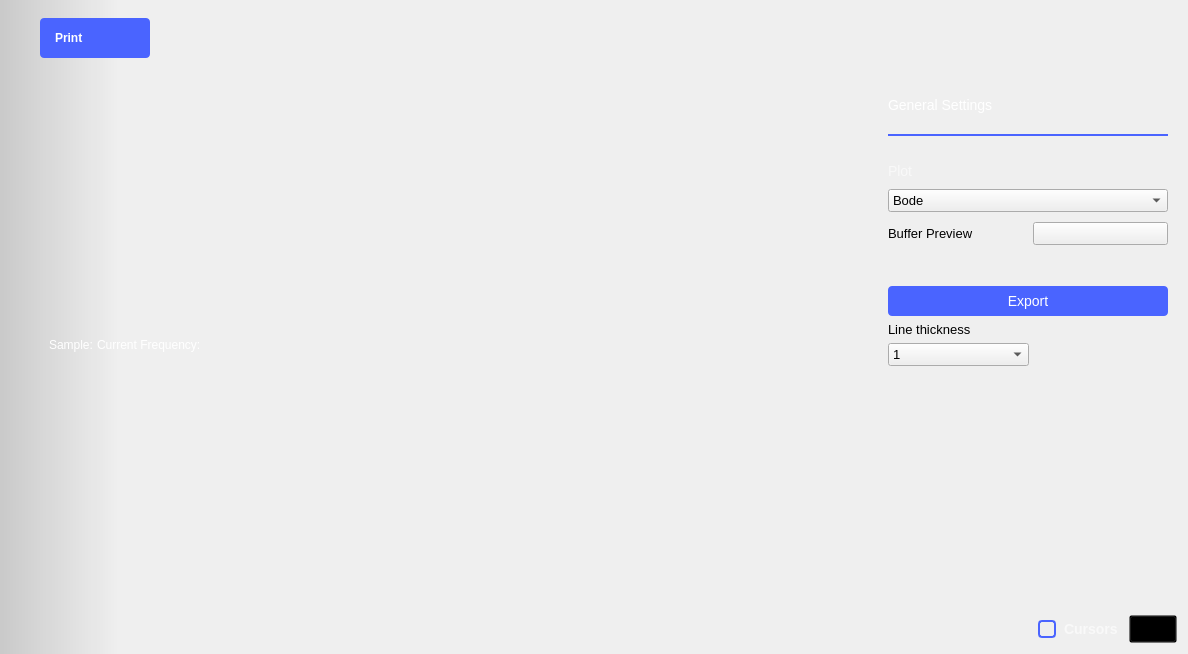
Before: the Qt Designer form ui/network_analyzer.ui in kiriko-shokunin/scopy, drawn with Qt 5.
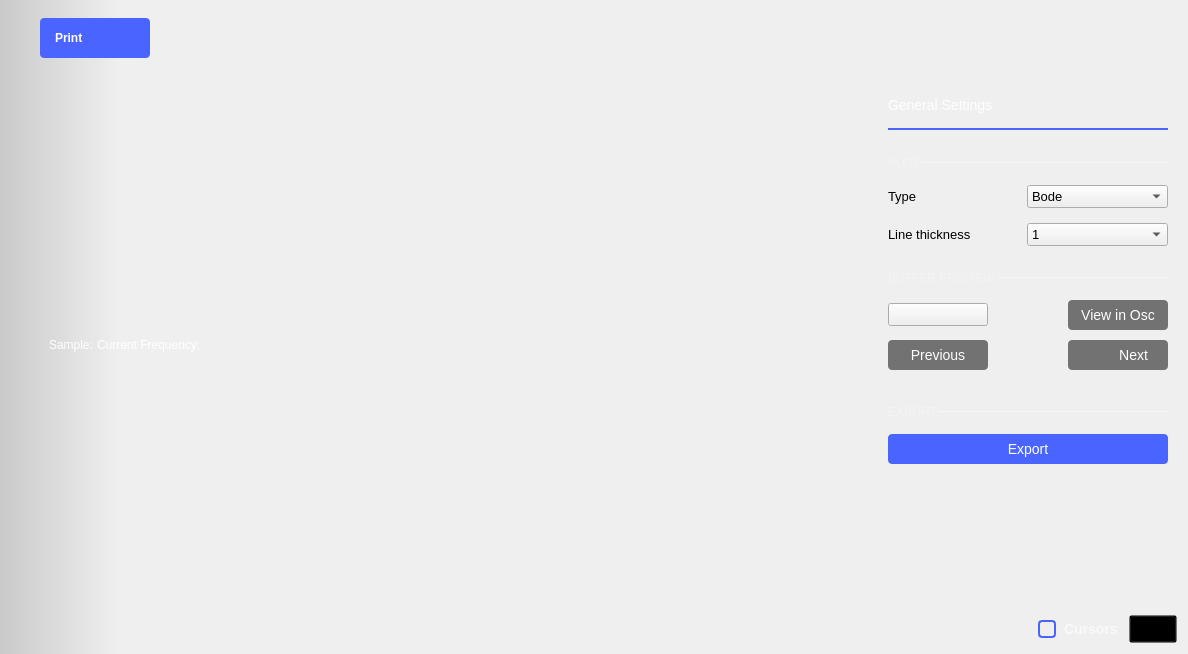
After: the same form once the commit is applied. The open tabs and pages were chosen to show the change. Icons and pictures are not drawn. Custom widgets are drawn as their Qt base class.

```diff
--- a/ui/network_analyzer.ui
+++ b/ui/network_analyzer.ui
@@ -403,6 +403,32 @@
                         </property>
                        </spacer>
                       </item>
+                      <item>
+                       <widget class="QLabel" name="statusLabel">
+                        <property name="styleSheet">
+                         <string notr="true">color:white;</string>
+                        </property>
+                        <property name="text">
+                         <string/>
+                        </property>
+                       </widget>
+                      </item>
+                      <item>
+                       <spacer name="horizontalSpacer_8">
+                        <property name="orientation">
+                         <enum>Qt::Horizontal</enum>
+                        </property>
+                        <property name="sizeType">
+                         <enum>QSizePolicy::Fixed</enum>
+                        </property>
+                        <property name="sizeHint" stdset="0">
+                         <size>
+                          <width>40</width>
+                          <height>20</height>
+                         </size>
+                        </property>
+                       </spacer>
+                      </item>
                      </layout>
                     </item>
                    </layout>
@@ -1466,7 +1492,144 @@
                         <layout class="QVBoxLayout" name="pushDelayLayout"/>
                        </item>
                        <item row="4" column="1">
-                        <layout class="QVBoxLayout" name="captureDelayLayout"/>
+                        <widget class="adiscope::CustomSwitch" name="deltaBtn">
+                         <property name="text">
+                          <string/>
+                         </property>
+                         <property name="leftText" stdset="0">
+                          <string>On</string>
+                         </property>
+                         <property name="rightText" stdset="0">
+                          <string>Off</string>
+                         </property>
+                         <property name="duration_ms" stdset="0">
+                          <number>0</number>
+                         </property>
+                         <property name="polarity" stdset="0">
+                          <bool>false</bool>
+                         </property>
+                        </widget>
+                       </item>
+                      </layout>
+                     </item>
+                     <item>
+                      <layout class="QVBoxLayout" name="verticalLayout_21">
+                       <property name="spacing">
+                        <number>0</number>
+                       </property>
+                       <property name="bottomMargin">
+                        <number>0</number>
+                       </property>
+                       <item>
+                        <layout class="QHBoxLayout" name="horizontalLayout_20">
+                         <property name="spacing">
+                          <number>0</number>
+                         </property>
+                         <property name="topMargin">
+                          <number>0</number>
+                         </property>
+                         <item>
+                          <widget class="QLabel" name="label_14">
+                           <property name="sizePolicy">
+                            <sizepolicy hsizetype="Fixed" vsizetype="Preferred">
+                             <horstretch>0</horstretch>
+                             <verstretch>0</verstretch>
+                            </sizepolicy>
+                           </property>
+                           <property name="styleSheet">
+                            <string notr="true">QLabel {
+        font-size: 12px;
+        color: rgba(255, 255, 255, 70)
+    }
+</string>
+                           </property>
+                           <property name="text">
+                            <string>ADVANCED </string>
+                           </property>
+                          </widget>
+                         </item>
+                         <item>
+                          <widget class="Line" name="line_12">
+                           <property name="maximumSize">
+                            <size>
+                             <width>16777215</width>
+                             <height>1</height>
+                            </size>
+                           </property>
+                           <property name="styleSheet">
+                            <string notr="true">border: 1px solid rgba(255, 255, 255, 70);
+</string>
+                           </property>
+                           <property name="orientation">
+                            <enum>Qt::Horizontal</enum>
+                           </property>
+                          </widget>
+                         </item>
+                        </layout>
+                       </item>
+                       <item>
+                        <spacer name="verticalSpacer_6">
+                         <property name="orientation">
+                          <enum>Qt::Vertical</enum>
+                         </property>
+                         <property name="sizeType">
+                          <enum>QSizePolicy::Fixed</enum>
+                         </property>
+                         <property name="sizeHint" stdset="0">
+                          <size>
+                           <width>20</width>
+                           <height>15</height>
+                          </size>
+                         </property>
+                        </spacer>
+                       </item>
+                       <item>
+                        <layout class="QGridLayout" name="gridLayout" rowstretch="0,0">
+                         <property name="sizeConstraint">
+                          <enum>QLayout::SetDefaultConstraint</enum>
+                         </property>
+                         <property name="topMargin">
+                          <number>0</number>
+                         </property>
+                         <property name="spacing">
+                          <number>15</number>
+                         </property>
+                         <item row="1" column="1">
+                          <layout class="QVBoxLayout" name="captureDelayLayout"/>
+                         </item>
+                         <item row="1" column="0">
+                          <layout class="QVBoxLayout" name="pushDelayLayout"/>
+                         </item>
+                         <item row="0" column="0">
+                          <widget class="QLabel" name="label_12">
+                           <property name="styleSheet">
+                            <string notr="true">font-size: 13px;</string>
+                           </property>
+                           <property name="text">
+                            <string>DC Filtering</string>
+                           </property>
+                          </widget>
+                         </item>
+                         <item row="0" column="1">
+                          <widget class="adiscope::CustomSwitch" name="dcFilterBtn">
+                           <property name="text">
+                            <string/>
+                           </property>
+                           <property name="leftText" stdset="0">
+                            <string>On</string>
+                           </property>
+                           <property name="rightText" stdset="0">
+                            <string>Off</string>
+                           </property>
+                           <property name="duration_ms" stdset="0">
+                            <number>0</number>
+                           </property>
+                           <property name="polarity" stdset="0">
+                            <bool>false</bool>
+                           </property>
+                          </widget>
+                         </item>
+                        </layout>
                        </item>
                       </layout>
                      </item>
@@ -1504,6 +1667,9 @@
                </widget>
                <widget class="QWidget" name="page_4">
                 <layout class="QVBoxLayout" name="verticalLayout_16">
+                 <property name="spacing">
+                  <number>0</number>
+                 </property>
                  <property name="leftMargin">
                   <number>20</number>
                  </property>
@@ -1569,134 +1735,178 @@
                  <item>
                   <layout class="QVBoxLayout" name="verticalLayout_15">
                    <property name="spacing">
-                    <number>10</number>
+                    <number>0</number>
                    </property>
                    <property name="topMargin">
-                    <number>20</number>
+                    <number>25</number>
                    </property>
-                   <property name="bottomMargin">
-                    <number>10</number>
-                   </property>
-                   <item>
-                    <widget class="QLabel" name="label_6">
-                     <property name="styleSheet">
-                      <string notr="true">QLabel {
-  font-size: 14px;
-  font-family: &quot;monospace&quot;;
-  color: rgba(255, 255, 255, 153);
-}</string>
-                     </property>
-                     <property name="text">
-                      <string>Plot</string>
-                     </property>
-                    </widget>
-                   </item>
-                   <item>
-                    <widget class="QComboBox" name="cmb_graphs">
-                     <item>
-                      <property name="text">
-                       <string>Bode</string>
-                      </property>
-                     </item>
-                     <item>
-                      <property name="text">
-                       <string>Nyquist</string>
-                      </property>
-                     </item>
-                     <item>
-                      <property name="text">
-                       <string>Nichols</string>
-                      </property>
-                     </item>
-                    </widget>
-                   </item>
-                   <item>
-                    <layout class="QHBoxLayout" name="horizontalLayout_14">
-                     <property name="bottomMargin">
-                      <number>10</number>
-                     </property>
-                     <item>
-                      <widget class="QLabel" name="label_14">
-                       <property name="text">
-                        <string>Buffer Preview</string>
-                       </property>
-                      </widget>
-                     </item>
-                     <item>
-                      <widget class="adiscope::CustomSwitch" name="bufferPreviewSwitch">
-                       <property name="text">
-                        <string/>
-                       </property>
-                      </widget>
-                     </item>
-                    </layout>
-                   </item>
-                  </layout>
-                 </item>
-                 <item>
-                  <spacer name="verticalSpacer_6">
-                   <property name="orientation">
-                    <enum>Qt::Vertical</enum>
-                   </property>
-                   <property name="sizeType">
-                    <enum>QSizePolicy::Fixed</enum>
-                   </property>
-                   <property name="sizeHint" stdset="0">
-                    <size>
-                     <width>20</width>
-                     <height>15</height>
-                    </size>
-                   </property>
-                  </spacer>
-                 </item>
-                 <item>
-                  <widget class="QPushButton" name="btnExport">
-                   <property name="styleSheet">
-                    <string notr="true">QPushButton {
-  min-height: 30px;
-  max-height: 30px;
-
-  border: 0px;
-  border-radius: 4px;
-
-  background-color: #4a64ff;
-  color: #ffffff;
-
-  font-size: 14px;
-}
-
-QPushButton:pressed {
-  background-color: #2a44df;
-}
-
-QPushButton:hover {
-	background-color: #4a34ff;
-}</string>
-                   </property>
-                   <property name="text">
-                    <string>Export</string>
-                   </property>
-                  </widget>
-                 </item>
-                 <item>
-                  <layout class="QHBoxLayout" name="horizontalLayout_13">
                    <property name="bottomMargin">
                     <number>0</number>
                    </property>
                    <item>
-                    <layout class="QVBoxLayout" name="verticalLayout_12">
-                     <property name="rightMargin">
+                    <layout class="QHBoxLayout" name="horizontalLayout_15">
+                     <property name="spacing">
+                      <number>0</number>
+                     </property>
+                     <property name="topMargin">
+                      <number>0</number>
+                     </property>
+                     <item>
+                      <widget class="QLabel" name="label_6">
+                       <property name="sizePolicy">
+                        <sizepolicy hsizetype="Fixed" vsizetype="Fixed">
+                         <horstretch>0</horstretch>
+                         <verstretch>0</verstretch>
+                        </sizepolicy>
+                       </property>
+                       <property name="styleSheet">
+                        <string notr="true">QLabel {
+        font-size: 12px;
+        color: rgba(255, 255, 255, 70);
+    }</string>
+                       </property>
+                       <property name="text">
+                        <string>PLOT </string>
+                       </property>
+                      </widget>
+                     </item>
+                     <item>
+                      <widget class="Line" name="line_9">
+                       <property name="sizePolicy">
+                        <sizepolicy hsizetype="Minimum" vsizetype="Maximum">
+                         <horstretch>0</horstretch>
+                         <verstretch>0</verstretch>
+                        </sizepolicy>
+                       </property>
+                       <property name="minimumSize">
+                        <size>
+                         <width>0</width>
+                         <height>1</height>
+                        </size>
+                       </property>
+                       <property name="maximumSize">
+                        <size>
+                         <width>16777215</width>
+                         <height>1</height>
+                        </size>
+                       </property>
+                       <property name="styleSheet">
+                        <string notr="true">border: 1px solid rgba(255, 255, 255, 70);</string>
+                       </property>
+                       <property name="orientation">
+                        <enum>Qt::Horizontal</enum>
+                       </property>
+                      </widget>
+                     </item>
+                    </layout>
+                   </item>
+                   <item>
+                    <spacer name="verticalSpacer_14">
+                     <property name="orientation">
+                      <enum>Qt::Vertical</enum>
+                     </property>
+                     <property name="sizeType">
+                      <enum>QSizePolicy::Fixed</enum>
+                     </property>
+                     <property name="sizeHint" stdset="0">
+                      <size>
+                       <width>20</width>
+                       <height>15</height>
+                      </size>
+                     </property>
+                    </spacer>
+                   </item>
+                   <item>
+                    <layout class="QHBoxLayout" name="horizontalLayout_17">
+                     <property name="spacing">
+                      <number>0</number>
+                     </property>
+                     <property name="topMargin">
+                      <number>0</number>
+                     </property>
+                     <item>
+                      <widget class="QLabel" name="label_16">
+                       <property name="styleSheet">
+                        <string notr="true">font-size: 13px;</string>
+                       </property>
+                       <property name="text">
+                        <string>Type</string>
+                       </property>
+                      </widget>
+                     </item>
+                     <item>
+                      <widget class="QComboBox" name="cmb_graphs">
+                       <property name="minimumSize">
+                        <size>
+                         <width>141</width>
+                         <height>0</height>
+                        </size>
+                       </property>
+                       <item>
+                        <property name="text">
+                         <string>Bode</string>
+                        </property>
+                       </item>
+                       <item>
+                        <property name="text">
+                         <string>Nyquist</string>
+                        </property>
+                       </item>
+                       <item>
+                        <property name="text">
+                         <string>Nichols</string>
+                        </property>
+                       </item>
+                      </widget>
+                     </item>
+                    </layout>
+                   </item>
+                   <item>
+                    <spacer name="verticalSpacer_13">
+                     <property name="orientation">
+                      <enum>Qt::Vertical</enum>
+                     </property>
+                     <property name="sizeType">
+                      <enum>QSizePolicy::Fixed</enum>
+                     </property>
+                     <property name="sizeHint" stdset="0">
+                      <size>
+                       <width>20</width>
+                       <height>15</height>
+                      </size>
+                     </property>
+                    </spacer>
+                   </item>
+                   <item>
+                    <layout class="QHBoxLayout" name="horizontalLayout_13">
+                     <property name="spacing">
                       <number>0</number>
                      </property>
                      <property name="bottomMargin">
                       <number>0</number>
                      </property>
                      <item>
-                      <widget class="QLabel" name="label_10">
-                       <property name="text">
-                        <string>Line thickness</string>
+                      <layout class="QVBoxLayout" name="verticalLayout_12">
+                       <property name="spacing">
+                        <number>0</number>
                        </property>
-                      </widget>
+                       <property name="rightMargin">
+                        <number>0</number>
+                       </property>
+                       <property name="bottomMargin">
+                        <number>0</number>
+                       </property>
+                       <item>
+                        <widget class="QLabel" name="label_10">
+                         <property name="styleSheet">
+                          <string notr="true">font-size: 13px;</string>
+                         </property>
+                         <property name="text">
+                          <string>Line thickness</string>
+                         </property>
+                        </widget>
+                       </item>
+                      </layout>
                      </item>
                      <item>
                       <widget class="QComboBox" name="cbLineThickness">
@@ -1764,21 +1974,432 @@
                     </layout>
                    </item>
                    <item>
-                    <spacer name="horizontalSpacer_5">
+                    <spacer name="verticalSpacer_12">
                      <property name="orientation">
-                      <enum>Qt::Horizontal</enum>
+                      <enum>Qt::Vertical</enum>
                      </property>
                      <property name="sizeType">
-                      <enum>QSizePolicy::Expanding</enum>
+                      <enum>QSizePolicy::Fixed</enum>
                      </property>
                      <property name="sizeHint" stdset="0">
                       <size>
-                       <width>40</width>
-                       <height>20</height>
+                       <width>20</width>
+                       <height>25</height>
                       </size>
                      </property>
                     </spacer>
                    </item>
+                   <item>
+                    <layout class="QHBoxLayout" name="horizontalLayout_16">
+                     <property name="spacing">
+                      <number>0</number>
+                     </property>
+                     <property name="topMargin">
+                      <number>0</number>
+                     </property>
+                     <item>
+                      <widget class="QLabel" name="label_15">
+                       <property name="sizePolicy">
+                        <sizepolicy hsizetype="Fixed" vsizetype="Fixed">
+                         <horstretch>0</horstretch>
+                         <verstretch>0</verstretch>
+                        </sizepolicy>
+                       </property>
+                       <property name="styleSheet">
+                        <string notr="true">QLabel {
+        font-size: 12px;
+        color: rgba(255, 255, 255, 70);
+    }</string>
+                       </property>
+                       <property name="text">
+                        <string>BUFFER PREVIEW </string>
+                       </property>
+                      </widget>
+                     </item>
+                     <item>
+                      <widget class="Line" name="line_10">
+                       <property name="minimumSize">
+                        <size>
+                         <width>0</width>
+                         <height>1</height>
+                        </size>
+                       </property>
+                       <property name="maximumSize">
+                        <size>
+                         <width>16777215</width>
+                         <height>1</height>
+                        </size>
+                       </property>
+                       <property name="styleSheet">
+                        <string notr="true">border: 1px solid rgba(255, 255, 255, 70);</string>
+                       </property>
+                       <property name="orientation">
+                        <enum>Qt::Horizontal</enum>
+                       </property>
+                      </widget>
+                     </item>
+                    </layout>
+                   </item>
+                   <item>
+                    <spacer name="verticalSpacer_15">
+                     <property name="orientation">
+                      <enum>Qt::Vertical</enum>
+                     </property>
+                     <property name="sizeType">
+                      <enum>QSizePolicy::Fixed</enum>
+                     </property>
+                     <property name="sizeHint" stdset="0">
+                      <size>
+                       <width>20</width>
+                       <height>15</height>
+                      </size>
+                     </property>
+                    </spacer>
+                   </item>
+                   <item>
+                    <layout class="QVBoxLayout" name="verticalLayout_20">
+                     <property name="spacing">
+                      <number>10</number>
+                     </property>
+                     <property name="bottomMargin">
+                      <number>0</number>
+                     </property>
+                     <item>
+                      <layout class="QHBoxLayout" name="horizontalLayout_14">
+                       <property name="spacing">
+                        <number>10</number>
+                       </property>
+                       <property name="bottomMargin">
+                        <number>0</number>
+                       </property>
+                       <item>
+                        <widget class="adiscope::CustomSwitch" name="bufferPreviewSwitch">
+                         <property name="minimumSize">
+                          <size>
+                           <width>100</width>
+                           <height>0</height>
+                          </size>
+                         </property>
+                         <property name="text">
+                          <string/>
+                         </property>
+                        </widget>
+                       </item>
+                       <item>
+                        <spacer name="horizontalSpacer_11">
+                         <property name="orientation">
+                          <enum>Qt::Horizontal</enum>
+                         </property>
+                         <property name="sizeHint" stdset="0">
+                          <size>
+                           <width>40</width>
+                           <height>20</height>
+                          </size>
+                         </property>
+                        </spacer>
+                       </item>
+                       <item>
+                        <widget class="QPushButton" name="viewInOscBtn">
+                         <property name="enabled">
+                          <bool>false</bool>
+                         </property>
+                         <property name="minimumSize">
+                          <size>
+                           <width>100</width>
+                           <height>30</height>
+                          </size>
+                         </property>
+                         <property name="styleSheet">
+                          <string notr="true">QPushButton {
+  min-height: 30px;
+  max-height: 30px;
+
+  border: 0px;
+  border-radius: 4px;
+
+  background-color: #4a64ff;
+  color: #ffffff;
+
+  font-size: 14px;
+}
+
+QPushButton:pressed {
+  background-color: #2a44df;
+}
+
+QPushButton:hover {
+	background-color: #4a34ff;
+}
+QPushButton:disabled {
+background-color: #727273;
+}</string>
+                         </property>
+                         <property name="text">
+                          <string>View in Osc</string>
+                         </property>
+                        </widget>
+                       </item>
+                      </layout>
+                     </item>
+                     <item>
+                      <layout class="QHBoxLayout" name="horizontalLayout_19">
+                       <property name="bottomMargin">
+                        <number>10</number>
+                       </property>
+                       <item>
+                        <widget class="QPushButton" name="prevBtn">
+                         <property name="enabled">
+                          <bool>false</bool>
+                         </property>
+                         <property name="minimumSize">
+                          <size>
+                           <width>100</width>
+                           <height>30</height>
+                          </size>
+                         </property>
+                         <property name="maximumSize">
+                          <size>
+                           <width>16777215</width>
+                           <height>30</height>
+                          </size>
+                         </property>
+                         <property name="styleSheet">
+                          <string notr="true">QPushButton {
+  min-height: 30px;
+  max-height: 30px;
+
+  border: 0px;
+  border-radius: 4px;
+
+  background-color: #4a64ff;
+  color: #ffffff;
+
+  font-size: 14px;
+}
+
+QPushButton:pressed {
+  background-color: #2a44df;
+}
+
+QPushButton:hover {
+	background-color: #4a34ff;
+}
+QPushButton:disabled {
+background-color: #727273;
+}</string>
+                         </property>
+                         <property name="text">
+                          <string>Previous</string>
+                         </property>
+                         <property name="icon">
+                          <iconset resource="../resources/resources.qrc">
+                           <normaloff>:/icons/ic arrow left.svg</normaloff>:/icons/ic arrow left.svg</iconset>
+                         </property>
+                         <property name="iconSize">
+                          <size>
+                           <width>12</width>
+                           <height>12</height>
+                          </size>
+                         </property>
+                         <property name="autoRepeat">
+                          <bool>true</bool>
+                         </property>
+                         <property name="autoRepeatDelay">
+                          <number>150</number>
+                         </property>
+                         <property name="flat">
+                          <bool>true</bool>
+                         </property>
+                        </widget>
+                       </item>
+                       <item>
+                        <spacer name="horizontalSpacer_10">
+                         <property name="orientation">
+                          <enum>Qt::Horizontal</enum>
+                         </property>
+                         <property name="sizeHint" stdset="0">
+                          <size>
+                           <width>40</width>
+                           <height>20</height>
+                          </size>
+                         </property>
+                        </spacer>
+                       </item>
+                       <item>
+                        <widget class="QPushButton" name="nextBtn">
+                         <property name="enabled">
+                          <bool>false</bool>
+                         </property>
+                         <property name="minimumSize">
+                          <size>
+                           <width>100</width>
+                           <height>30</height>
+                          </size>
+                         </property>
+                         <property name="layoutDirection">
+                          <enum>Qt::RightToLeft</enum>
+                         </property>
+                         <property name="styleSheet">
+                          <string notr="true">QPushButton {
+  min-height: 30px;
+  max-height: 30px;
+
+  border: 0px;
+  border-radius: 4px;
+
+  background-color: #4a64ff;
+  color: #ffffff;
+
+  font-size: 14px;
+text-align: right;
+padding-left: 20px;
+}
+
+QPushButton:pressed {
+  background-color: #2a44df;
+}
+
+QPushButton:hover {
+	background-color: #4a34ff;
+}
+QPushButton:disabled {
+background-color: #727273;
+}</string>
+                         </property>
+                         <property name="text">
+                          <string>      Next</string>
+                         </property>
+                         <property name="icon">
+                          <iconset resource="../resources/resources.qrc">
+                           <normaloff>:/icons/ic arrow right.svg</normaloff>:/icons/ic arrow right.svg</iconset>
+                         </property>
+                         <property name="iconSize">
+                          <size>
+                           <width>12</width>
+                           <height>12</height>
+                          </size>
+                         </property>
+                         <property name="autoRepeat">
+                          <bool>true</bool>
+                         </property>
+                         <property name="autoRepeatDelay">
+                          <number>150</number>
+                         </property>
+                         <property name="flat">
+                          <bool>true</bool>
+                         </property>
+                        </widget>
+                       </item>
+                      </layout>
+                     </item>
+                    </layout>
+                   </item>
+                   <item>
+                    <spacer name="verticalSpacer_16">
+                     <property name="orientation">
+                      <enum>Qt::Vertical</enum>
+                     </property>
+                     <property name="sizeType">
+                      <enum>QSizePolicy::Fixed</enum>
+                     </property>
+                     <property name="sizeHint" stdset="0">
+                      <size>
+                       <width>20</width>
+                       <height>25</height>
+                      </size>
+                     </property>
+                    </spacer>
+                   </item>
+                   <item>
+                    <layout class="QHBoxLayout" name="horizontalLayout_18">
+                     <property name="spacing">
+                      <number>0</number>
+                     </property>
+                     <property name="bottomMargin">
+                      <number>0</number>
+                     </property>
+                     <item>
+                      <widget class="QLabel" name="label_17">
+                       <property name="sizePolicy">
+                        <sizepolicy hsizetype="Fixed" vsizetype="Preferred">
+                         <horstretch>0</horstretch>
+                         <verstretch>0</verstretch>
+                        </sizepolicy>
+                       </property>
+                       <property name="styleSheet">
+                        <string notr="true">QLabel {
+        font-size: 12px;
+        color: rgba(255, 255, 255, 70);
+    }</string>
+                       </property>
+                       <property name="text">
+                        <string>EXPORT</string>
+                       </property>
+                      </widget>
+                     </item>
+                     <item>
+                      <widget class="Line" name="line_11">
+                       <property name="maximumSize">
+                        <size>
+                         <width>16777215</width>
+                         <height>1</height>
+                        </size>
+                       </property>
+                       <property name="styleSheet">
+                        <string notr="true">border: 1px solid rgba(255, 255, 255, 70);</string>
+                       </property>
+                       <property name="orientation">
+                        <enum>Qt::Horizontal</enum>
+                       </property>
+                      </widget>
+                     </item>
+                    </layout>
+                   </item>
+                   <item>
+                    <spacer name="verticalSpacer_17">
+                     <property name="orientation">
+                      <enum>Qt::Vertical</enum>
+                     </property>
+                     <property name="sizeType">
+                      <enum>QSizePolicy::Fixed</enum>
+                     </property>
+                     <property name="sizeHint" stdset="0">
+                      <size>
+                       <width>20</width>
+                       <height>15</height>
+                      </size>
+                     </property>
+                    </spacer>
+                   </item>
+                   <item>
+                    <widget class="QPushButton" name="btnExport">
+                     <property name="styleSheet">
+                      <string notr="true">QPushButton {
+  min-height: 30px;
+  max-height: 30px;
+
+  border: 0px;
+  border-radius: 4px;
+
+  background-color: #4a64ff;
+  color: #ffffff;
+
+  font-size: 14px;
+}
+
+QPushButton:pressed {
+  background-color: #2a44df;
+}
+
+QPushButton:hover {
+	background-color: #4a34ff;
+}</string>
+                     </property>
+                     <property name="text">
+                      <string>Export</string>
+                     </property>
+                    </widget>
+                   </item>
                   </layout>
                  </item>
                  <item>
```
Left out of the diff: 85 changed lines with no effect on the pictures.
